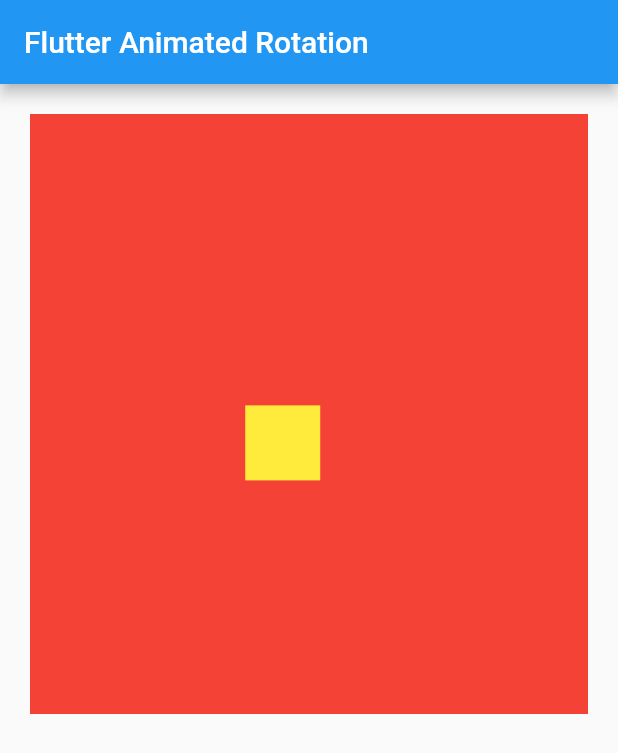
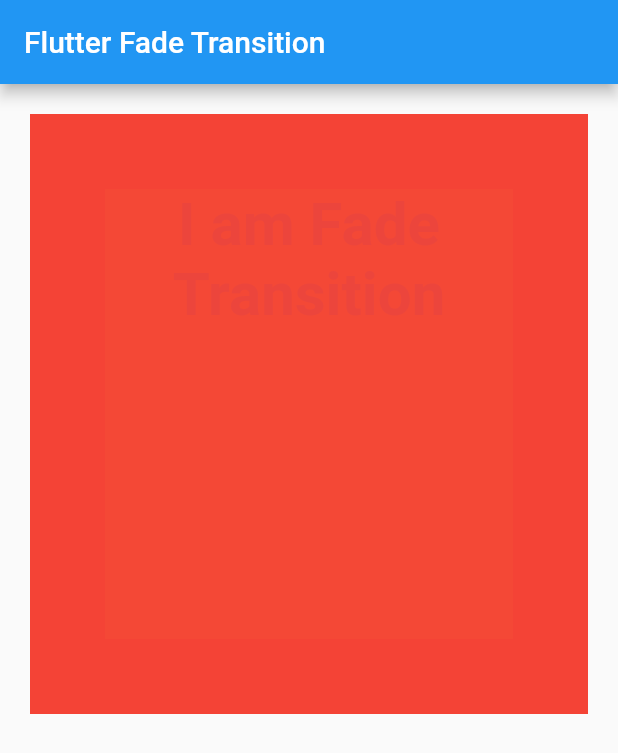
Before and after one commit to sanjibsinha/flutter_artisan, a Flutter app: the screen it shows after launch, on a phone screen of 412 x 824 dp. Shown: the top 753 px of the screen. Run offline on Flutter 3.47's test engine with Material 2 defaults, Android fonts, the phone set to English and light mode, and no system bars.

Commit message:
first and final

```diff
--- a/lib/main.dart
+++ b/lib/main.dart
@@ -9,42 +9,37 @@ void main() {
 class MyApp extends StatelessWidget {
   const MyApp({Key? key}) : super(key: key);
 
-  static const String _title = 'Flutter Animated Rotation';
+  static const String _title = 'Flutter Fade Transition';
 
   @override
   Widget build(BuildContext context) {
     return MaterialApp(
       title: _title,
+      debugShowCheckedModeBanner: false,
       home: Scaffold(
         appBar: AppBar(title: const Text(_title)),
-        body: const AlignTransitionExample(),
+        body: const FadeTransitionExample(),
       ),
     );
   }
 }
 
-class AlignTransitionExample extends StatefulWidget {
-  const AlignTransitionExample({Key? key}) : super(key: key);
+class FadeTransitionExample extends StatefulWidget {
+  const FadeTransitionExample({Key? key}) : super(key: key);
 
   @override
-  _AlignTransitionExampleState createState() => _AlignTransitionExampleState();
+  _FadeTransitionExampleState createState() => _FadeTransitionExampleState();
 }
 
-class _AlignTransitionExampleState extends State<AlignTransitionExample>
+class _FadeTransitionExampleState extends State<FadeTransitionExample>
     with TickerProviderStateMixin {
   late final AnimationController _animationController = AnimationController(
-    duration: const Duration(seconds: 10),
+    duration: const Duration(seconds: 2),
     vsync: this,
   )..repeat(reverse: true);
-  late final Animation<AlignmentGeometry> _tweenAndCurvedAnimation =
-      Tween<AlignmentGeometry>(
-    begin: Alignment.bottomLeft,
-    end: Alignment.center,
-  ).animate(
-    CurvedAnimation(
-      parent: _animationController,
-      curve: Curves.bounceInOut,
-    ),
+  late final Animation<double> _curvedAnimation = CurvedAnimation(
+    parent: _animationController,
+    curve: Curves.bounceInOut,
   );
 
   @override
@@ -60,14 +55,23 @@ class _AlignTransitionExampleState extends State<AlignTransitionExample>
       width: 400.0,
       height: 400.0,
       color: Colors.red,
-      child: AlignTransition(
-        alignment: _tweenAndCurvedAnimation,
+      child: FadeTransition(
+        opacity: _curvedAnimation,
         child: Padding(
-          padding: const EdgeInsets.all(20),
+          padding: const EdgeInsets.all(50),
           child: Container(
             width: 50.0,
             height: 50.0,
             color: Colors.yellow,
+            child: const Text(
+              'I am Fade Transition',
+              textAlign: TextAlign.center,
+              style: TextStyle(
+                fontSize: 40,
+                fontWeight: FontWeight.bold,
+                color: Colors.blue,
+              ),
+            ),
           ),
         ),
       ),
```
